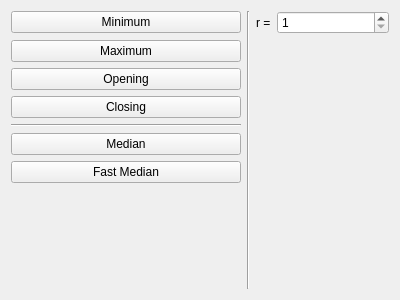
Old version of the form staticfilter.ui in the repository mt0982/QImageProcessing.
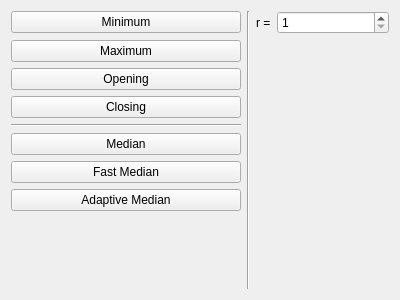
New version of the form.

Commit message: adaptive median 50% (gray scale)

```diff
--- a/staticfilter.ui
+++ b/staticfilter.ui
@@ -42,14 +42,14 @@
      </property>
     </widget>
    </item>
-   <item row="1" column="2" rowspan="8">
+   <item row="1" column="2" rowspan="9">
     <widget class="Line" name="line_2">
      <property name="orientation">
       <enum>Qt::Vertical</enum>
      </property>
     </widget>
    </item>
-   <item row="8" column="1">
+   <item row="9" column="1">
     <spacer name="verticalSpacer">
      <property name="orientation">
       <enum>Qt::Vertical</enum>
@@ -106,6 +106,13 @@
      </property>
     </widget>
    </item>
+   <item row="8" column="0" colspan="2">
+    <widget class="QPushButton" name="pbAdaptiveMedian">
+     <property name="text">
+      <string>Adaptive Median</string>
+     </property>
+    </widget>
+   </item>
   </layout>
  </widget>
  <resources/>
```
The commit also changes 2 other files.
